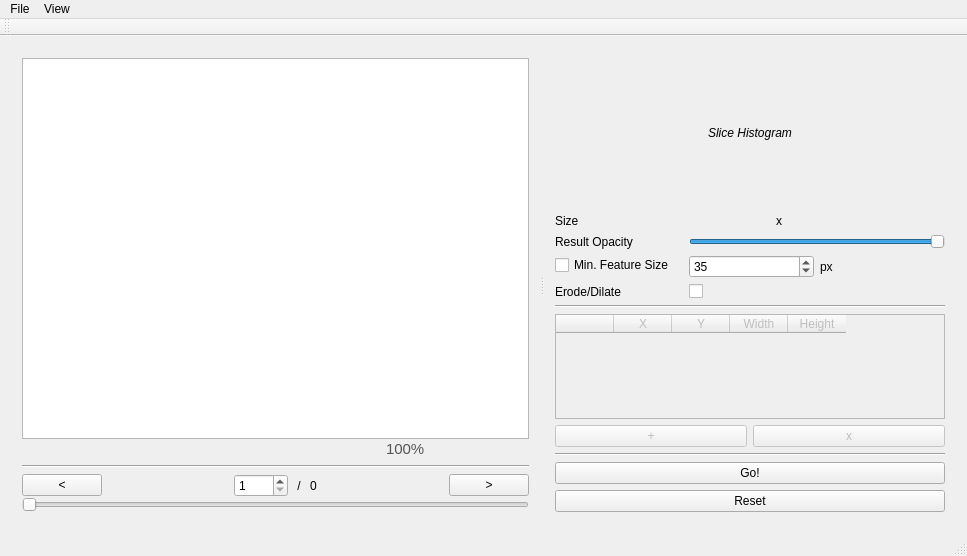
This is mainwindow.ui in prsousa/TomSeg as Qt 5 draws it before an edit. The edited form follows.
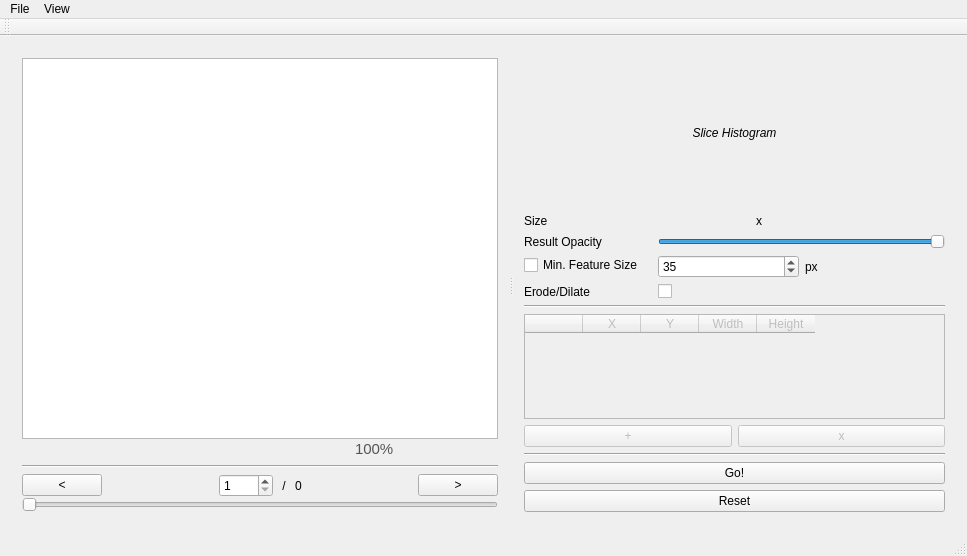
This is the edited form. Icons and pictures are not drawn.

Commit message: Minor GUI change: change Stretch Factor of the main splitter

The edit to the form file:
```diff
--- a/mainwindow.ui
+++ b/mainwindow.ui
@@ -439,6 +439,12 @@
           <property name="enabled">
            <bool>false</bool>
           </property>
+          <property name="minimumSize">
+           <size>
+            <width>295</width>
+            <height>0</height>
+           </size>
+          </property>
           <property name="maximumSize">
            <size>
             <width>16777215</width>
```
The commit also changes 1 other file.
